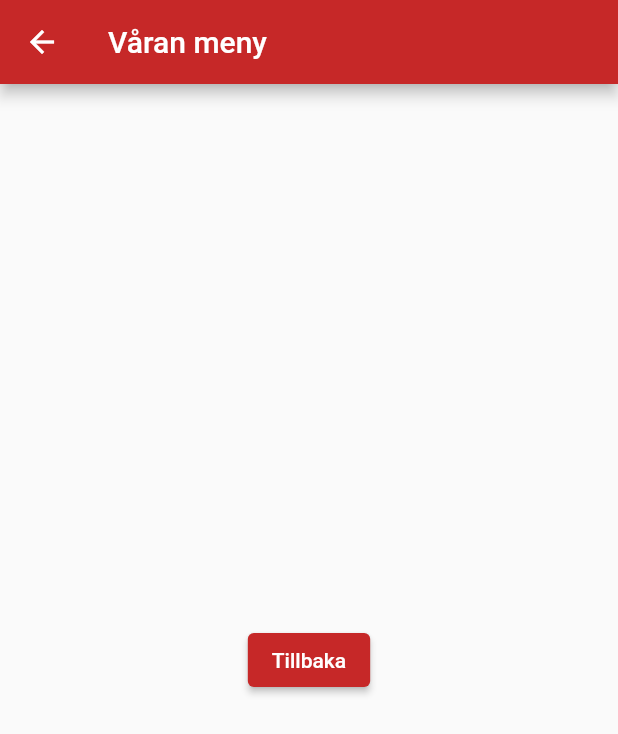
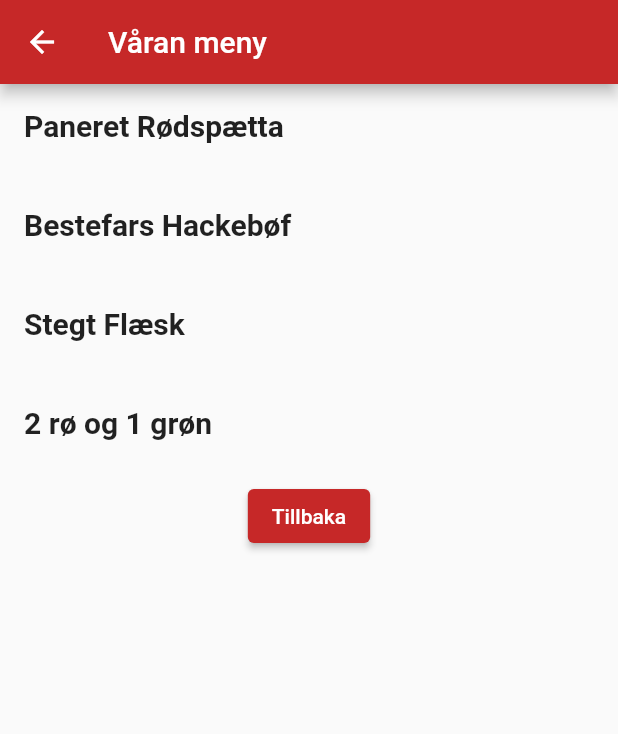
Before and after one commit to amandasamuelsson/flutter_lab, a Flutter app: the MenuPage screen opened directly, on a phone screen of 412 x 824 dp. Shown: the top 734 px of the screen. Run offline on Flutter 3.47's test engine with Material 2 defaults, Android fonts, the phone set to English and light mode, and no system bars; network calls fail.

Commit message:
Updated menu and contact page

```diff
--- a/lib/main.dart
+++ b/lib/main.dart
@@ -21,7 +21,6 @@ class MyApp extends StatelessWidget {
 
 class MyHomePage extends StatelessWidget {
   final String title;
-
   MyHomePage({Key key, this.title}) : super(key: key);
 
   Widget build(BuildContext context) {
@@ -63,7 +62,7 @@ class MyHomePage extends StatelessWidget {
             ),
             ListTile(
               title: Text(
-                'Våran meny',
+                'Vår meny',
                 style: TextStyle(fontSize: 20.0),
               ),
               onTap: () {
--- a/lib/menu.dart
+++ b/lib/menu.dart
@@ -7,17 +7,75 @@ class MenuPage extends StatelessWidget {
       appBar: AppBar(
         title: Text("Våran meny"),
       ),
-      body: Center(
-        child: ElevatedButton(
+      body: Column(
+        children: [
+          MenuList('Paneret Rødspætta',
+              'med kartoffelmos, remouladsovs, dild, grønne ærter og citron'),
+          SizedBox(height: 10.0),
+          MenuList('Bestefars Hackebøf',
+              'med ristede kartofler, løg, flødesavs, syltede agurk og lingon'),
+          SizedBox(height: 10.0),
+          MenuList('Stegt Flæsk', 'med kartofler og persiljesovs'),
+          SizedBox(height: 10.0),
+          MenuList('2 rø og 1 grøn',
+              '2 pølse med brød og tilbehør og 1 Tuborg grøn'),
+          SizedBox(height: 10.0),
+          ElevatedButton(
             style: ButtonStyle(
-            backgroundColor: MaterialStateProperty.all<Color>(Colors.red[800]),
+              backgroundColor:
+                  MaterialStateProperty.all<Color>(Colors.red[800]),
             ),
             onPressed: () {
               Navigator.pop(context);
             },
             child: Text('Tillbaka'),
           ),
+        ],
       ),
     );
   }
 }
+
+class MenuList extends StatelessWidget {
+  final String course;
+  final String details;
+  const MenuList(this.course, this.details);
+
+  @override
+  Widget build(BuildContext context) {
+    return ListTile(
+      title: Text(
+        course,
+        style: TextStyle(
+          fontSize: 20.0,
+          fontWeight: FontWeight.bold,
+        ),
+      ),
+      onTap: () {
+        return showDialog<void>(
+          context: context,
+          builder: (BuildContext context) {
+            return AlertDialog(
+              title: Text(this.course),
+              content: SingleChildScrollView(
+                child: ListBody(
+                  children: <Widget>[
+                    Text(this.details),
+                  ],
+                ),
+              ),
+              actions: <Widget>[
+                TextButton(
+                  child: Text('Stäng'),
+                  onPressed: () {
+                    Navigator.of(context).pop();
+                  },
+                ),
+              ],
+            );
+          },
+        );
+      },
+    );
+  }
+}
```
Also changed, not shown: lib/contact.dart (+6 -4 lines). Lines whose indentation alone changed are shown as unchanged.
